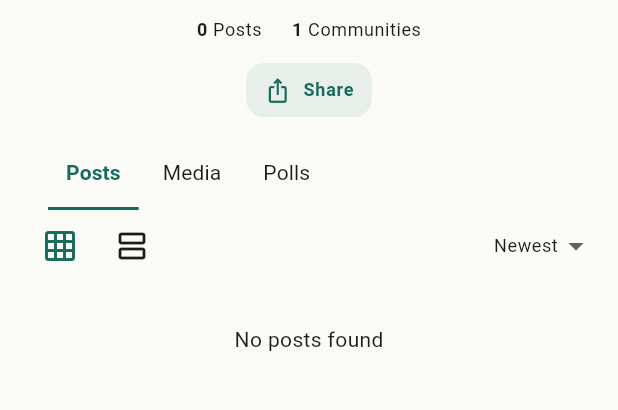
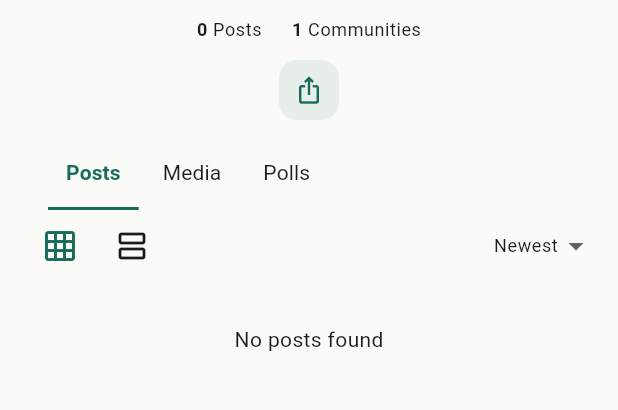
Before and after one commit to michelpaliz/Wicchu, a Flutter app: the MemberProfilePage screen opened directly with empty values, on a phone screen of 412 x 824 dp, the part 198-608 px from its top. Run offline on Flutter 3.47's test engine with Material 3 defaults, Android fonts, the light colour scheme and no system bars; our stand-ins replace app_links, firebase_core, firebase_messaging, flutter_markdown_plus, flutter_secure_storage, geolocator and 7 more; missing offline and left inert: flutter_facebook_auth, flutter_quill, markdown, markdown_quill; accounts and stored records are empty; network calls fail.

Commit message:
Compact post typography and profile actions, fix Markdown previews, and expand group picker

```diff
--- a/lib/features/profile/member_profile_page.dart
+++ b/lib/features/profile/member_profile_page.dart
@@ -523,14 +523,12 @@ class _MemberProfilePageState extends State<MemberProfilePage>
                 children: [
                   _profileAction(
                     icon: Icons.ios_share_outlined,
-                    label: context.tr('Share'),
                     tooltip: context.tr('Share profile'),
                     onPressed: () => _shareProfile(profile),
                   ),
                   if (own)
                     _profileAction(
                       icon: Icons.person_add_outlined,
-                      label: context.tr('Find friends'),
                       tooltip: context.tr('Find friends'),
                       onPressed: _findPeople,
                     ),
@@ -598,30 +596,19 @@ class _MemberProfilePageState extends State<MemberProfilePage>
 
   Widget _profileAction({
     required IconData icon,
-    required String label,
     required String tooltip,
     required VoidCallback onPressed,
   }) {
-    final theme = Theme.of(context);
-    return Tooltip(
-      message: tooltip,
-      child: FilledButton.tonalIcon(
-        onPressed: onPressed,
-        style: FilledButton.styleFrom(
-          backgroundColor: theme.colorScheme.primary.withValues(alpha: .08),
-          foregroundColor: theme.colorScheme.primary,
-          minimumSize: const Size(0, 36),
-          padding: const EdgeInsets.symmetric(horizontal: 12, vertical: 8),
-          textStyle: theme.textTheme.labelMedium?.copyWith(
-            fontWeight: FontWeight.w600,
-          ),
-          shape: RoundedRectangleBorder(
-            borderRadius: BorderRadius.circular(12),
-          ),
-        ),
-        icon: Icon(icon, size: 18),
-        label: Text(label),
+    final colors = Theme.of(context).colorScheme;
+    return IconButton(
+      tooltip: tooltip,
+      onPressed: onPressed,
+      style: IconButton.styleFrom(
+        backgroundColor: colors.primary.withValues(alpha: .08),
+        foregroundColor: colors.primary,
+        shape: RoundedRectangleBorder(borderRadius: BorderRadius.circular(12)),
       ),
+      icon: Icon(icon, size: 20),
     );
   }
 
```
Also changed, not shown: lib/features/community/community_profile_page.dart (+9 -3 lines), lib/features/community/create_post_page.dart (+11 -3 lines), lib/features/community/post_markdown.dart (+44 -10 lines), lib/features/main/main_shell.dart (+29 -4 lines), 3 other files.
